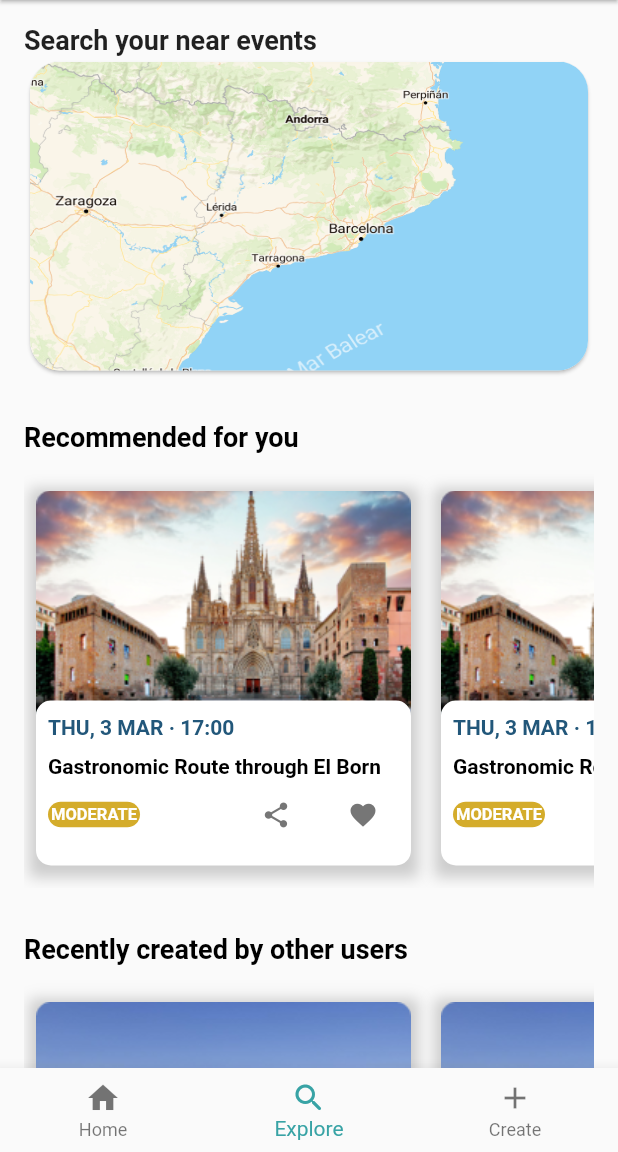
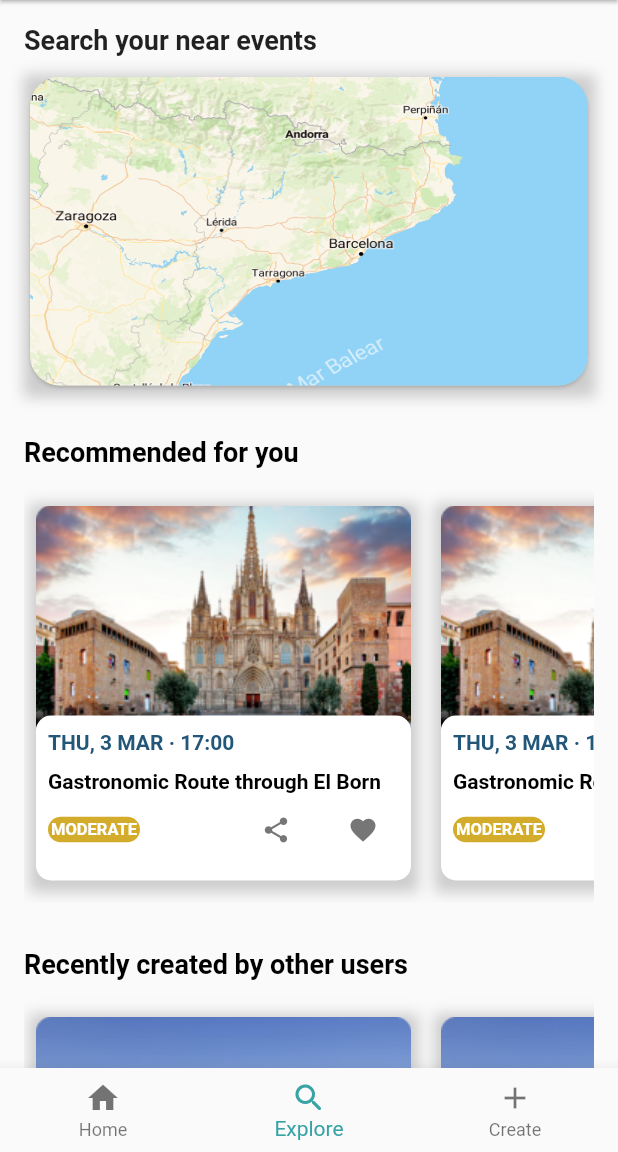
Before and after one commit to Pes-SocialOut/SO-Frontend, a Flutter app: the NavigationBottomBar screen opened by its route, item 2 of the bottom bar chosen, after a tap on the "share" icon, on a phone screen of 412 x 824 dp, the part 84-1236 px from its top. Run offline on Flutter 3.47's test engine with Material 2 defaults, Android fonts, the phone set to English and light mode, and no system bars; our stand-ins replace flutter_datetime_picker, flutter_map, geolocator, hexcolor, latlong2.

Commit message:
My events development

```diff
--- a/lib/feature_event/screens/event_screen.dart
+++ b/lib/feature_event/screens/event_screen.dart
@@ -34,7 +34,7 @@ class EventScreen extends StatelessWidget {
           },
         )
       ),
-      body: Center(
+      body: const Center(
         child: Event()
       )
     );
--- a/lib/feature_explore/screens/home.dart
+++ b/lib/feature_explore/screens/home.dart
@@ -17,6 +17,7 @@ class HomeScreen extends StatelessWidget {
               const Text('Search your near events',
                 style: TextStyle(fontWeight: FontWeight.bold, fontSize: 18),
               ),
+              const SizedBox(height:10),
               const MapButton(),
               const SizedBox(height: 30),
               Text('Recommended for you',
--- a/lib/feature_explore/widgets/map_button.dart
+++ b/lib/feature_explore/widgets/map_button.dart
@@ -14,7 +14,17 @@ class MapButton extends StatelessWidget {
           onTap: () {
             Navigator.of(context).pushNamed('/map_screen');
           },
-          child: SizedBox(
+          child: Container(
+            decoration: BoxDecoration(
+              boxShadow: [
+                BoxShadow(
+                  color: Colors.grey.withOpacity(0.5),
+                  spreadRadius: 5,
+                  blurRadius: 7,
+                  offset: const Offset(0, 3), // changes position of shadow
+                ),
+              ],
+            ),
             width: MediaQuery.of(context).size.width,
             height: MediaQuery.of(context).size.height/4,
             child: ClipRRect(
--- a/lib/feature_home/screens/home.dart
+++ b/lib/feature_home/screens/home.dart
@@ -1,5 +1,5 @@
 import 'package:flutter/material.dart';
-import 'package:so_frontend/feature_event/screens/event_screen.dart';
+import 'package:so_frontend/feature_home/widgets/user_events.dart';
 
 class MainHomeScreen extends StatelessWidget {
   const MainHomeScreen({ Key? key }) : super(key: key);
@@ -10,21 +10,10 @@ class MainHomeScreen extends StatelessWidget {
         margin: const EdgeInsets.all(16),
         child: Column(
           crossAxisAlignment: CrossAxisAlignment.start,
-          children:  [
-            InkWell(
-              onTap: () {
-                Navigator.push(
-                  context,
-                  MaterialPageRoute(builder: (context) => const EventScreen(id: 'Guillem'))
-                );
-              },
-              child: Container(
-                decoration: const BoxDecoration(color: Colors.grey),
-                child: const Center(child: Text('Esto es un evento')),
-                width: 200,
-                height: 80,
-              )
-            )
+          children:   [
+            Text('My events', style: TextStyle(color: Theme.of(context).colorScheme.surface, fontWeight: FontWeight.bold, fontSize: 18)),
+            const SizedBox(height: 20),
+            const UserEventsList()
           ],
         ),
     );
--- /dev/null
+++ b/lib/feature_home/widgets/user_events.dart
@@ -0,0 +1,62 @@
+import 'package:flutter/material.dart';
+
+
+class UserEventsList extends StatefulWidget {
+  const UserEventsList({ Key? key }) : super(key: key);
+
+  @override
+  State<UserEventsList> createState() => _UserEventsListState();
+}
+
+class _UserEventsListState extends State<UserEventsList> {
+
+  final List _events = [{"name":"Padel 2x2 Tournament", "image":"assets/user-event.png"}, {"name":"Padel 2x2 Tournament", "image":"assets/user-event.png"}, {"name":"Padel 2x2 Tournament", "image":"assets/user-event.png"}, {"name":"Padel 2x2 Tournament", "image":"assets/user-event.png"}];
+
+  @override
+  Widget build(BuildContext context) {
+    return SizedBox(
+      width: MediaQuery.of(context).size.width,
+      height: 140,
+      child: ListView.separated(
+        scrollDirection: Axis.horizontal,
+        shrinkWrap: true,
+        separatorBuilder: (context, index) => const SizedBox(width: 12),
+        itemCount: _events.length,
+        itemBuilder: (BuildContext context, int index) {
+          return Center(
+            child: Container(
+              margin: const EdgeInsets.only(right:8.0),
+              decoration: BoxDecoration(
+                borderRadius: BorderRadius.circular(10.0),
+                boxShadow: [
+                  BoxShadow(
+                    color: Colors.grey.withOpacity(0.5),
+                    spreadRadius: 5,
+                    blurRadius: 7,
+                    offset: const Offset(0, 3), // changes position of shadow
+                  ),
+                ],
+              ),
+              width: 100,
+              height: 115,
+              child: Stack(
+                children: [
+                  SizedBox(
+                    width: 100,
+                    height: 115,
+                    child: FittedBox(
+                      child: Image.asset(_events[index]["image"]),
+                      fit: BoxFit.fitHeight
+                    ),
+                  )
+
+                ]
+              )
+            ),
+          );
+        }
+
+      )
+    );
+  }
+}
```
Also changed, not shown: assets/user-event.png (added).
